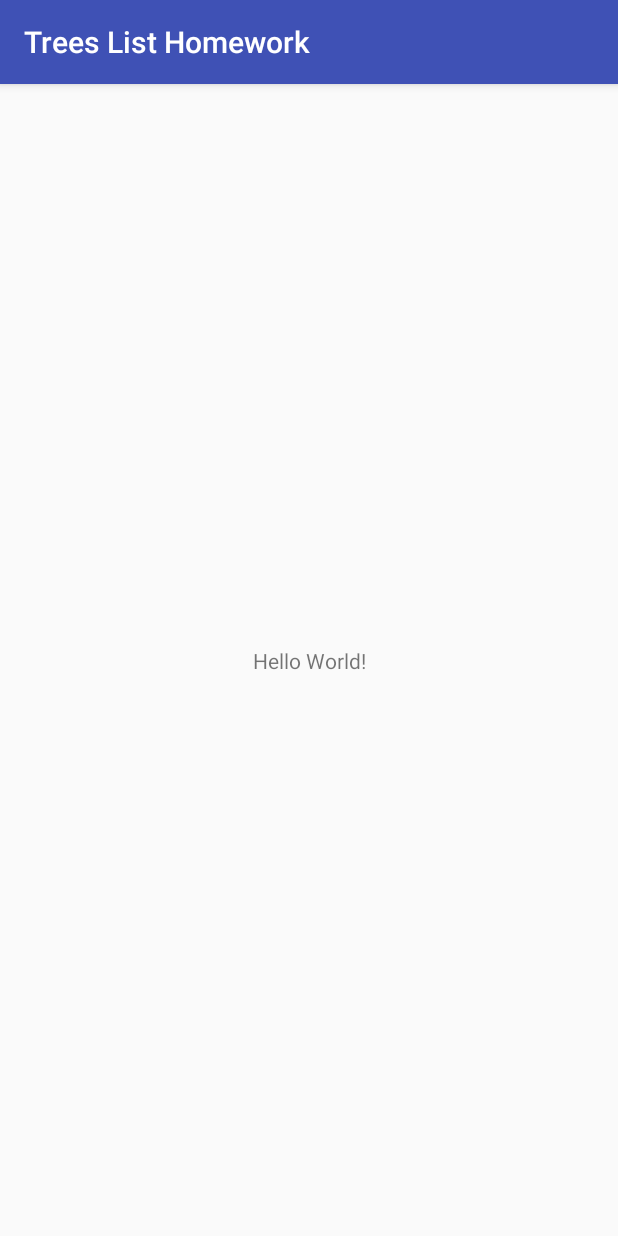
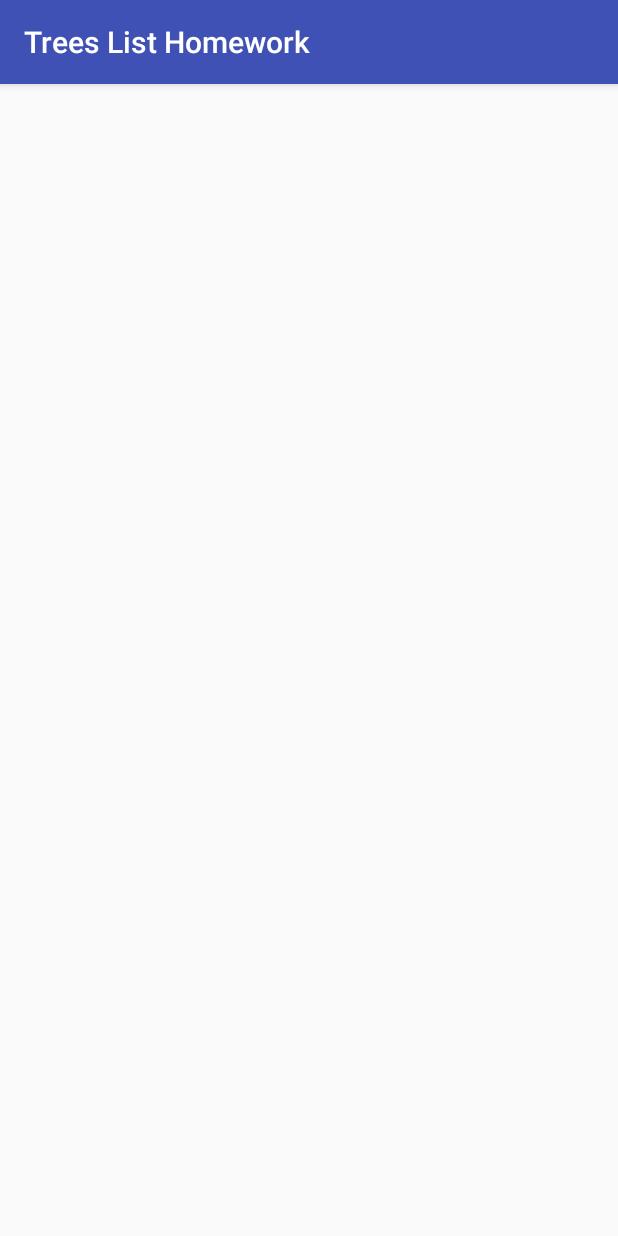
Before and after one commit to Alequin/tree_list_homework, an Android app: the screen it shows after launch (ListActivity), on a phone screen of 412 x 824 dp. Run offline under Robolectric (Android 15) with nearby library versions, the phone set to English and light mode, and no system bars.

Commit message:
list.xml: removed text view from ListView

```diff
--- a/app/src/main/res/layout/activity_list.xml
+++ b/app/src/main/res/layout/activity_list.xml
@@ -1,18 +1,9 @@
 <?xml version="1.0" encoding="utf-8"?>
-<android.support.constraint.ConstraintLayout xmlns:android="http://schemas.android.com/apk/res/android"
+<ListView xmlns:android="http://schemas.android.com/apk/res/android"
     xmlns:app="http://schemas.android.com/apk/res-auto"
     xmlns:tools="http://schemas.android.com/tools"
     android:layout_width="match_parent"
     android:layout_height="match_parent"
     tools:context="com.example.james.treeslisthomework.ListActivity">
 
-    <TextView
-        android:layout_width="wrap_content"
-        android:layout_height="wrap_content"
-        android:text="Hello World!"
-        app:layout_constraintBottom_toBottomOf="parent"
-        app:layout_constraintLeft_toLeftOf="parent"
-        app:layout_constraintRight_toRightOf="parent"
-        app:layout_constraintTop_toTopOf="parent" />
-
-</android.support.constraint.ConstraintLayout>
+</ListView>
```
